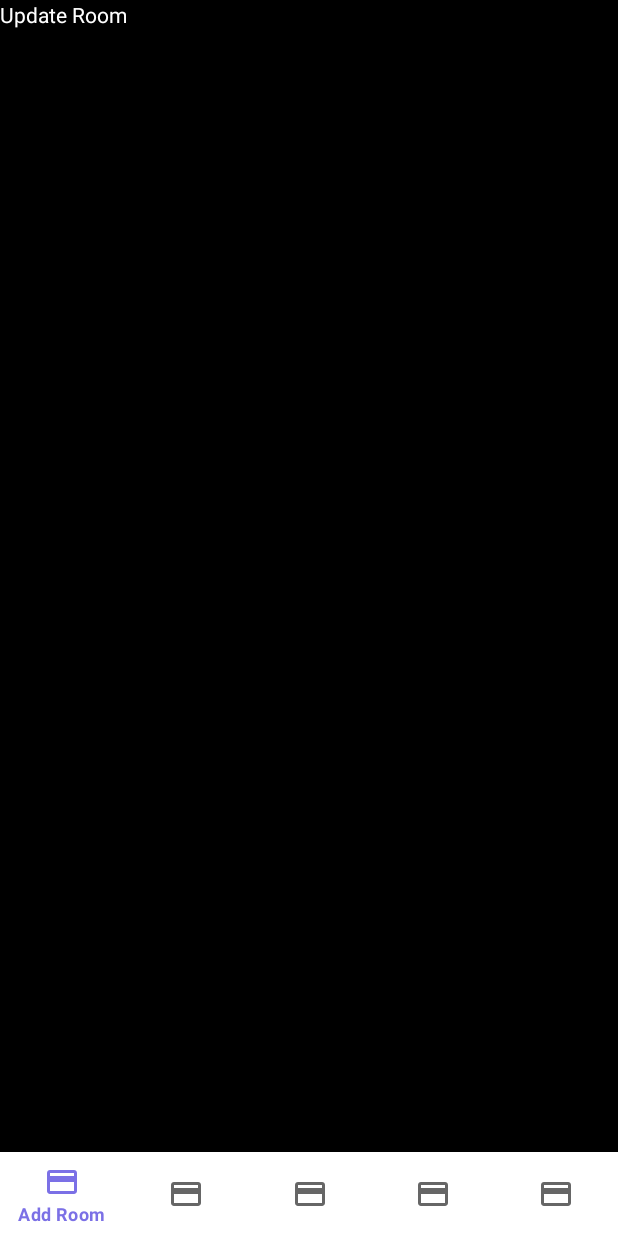
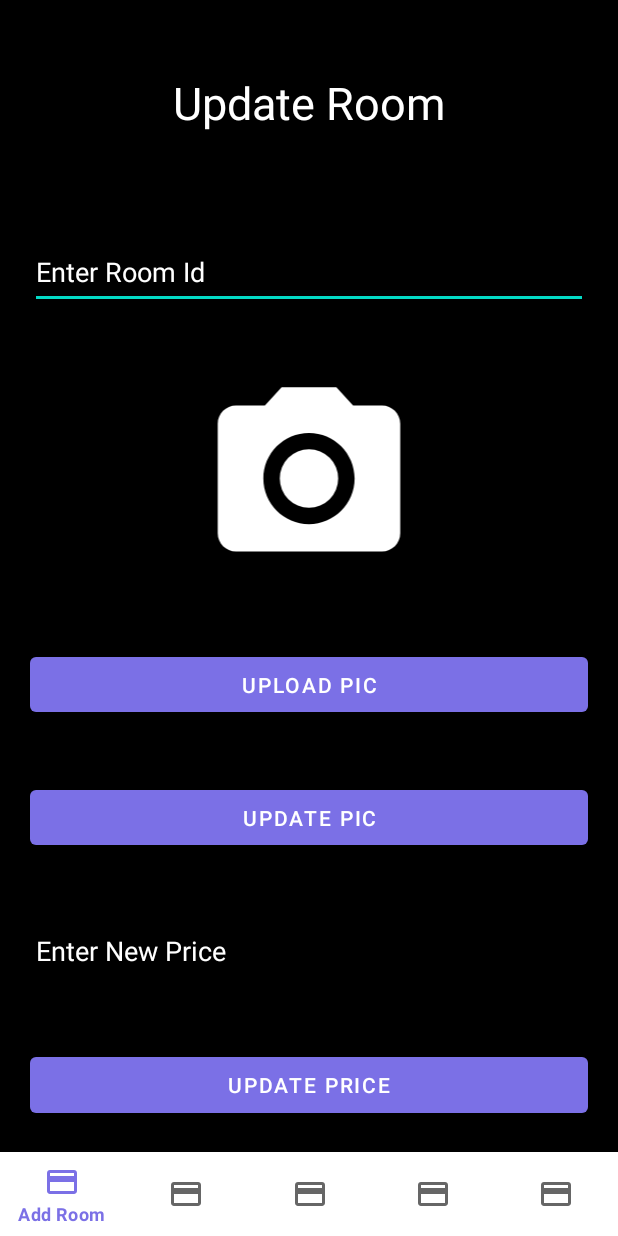
Before and after one commit to ShahabBngsh/HotelManagementApp, an Android app: the RoomUpdateFragment screen opened directly, with no data from a screen before it, on a phone screen of 412 x 824 dp. Run offline under Robolectric (Android 15) with nearby library versions, the phone set to English and light mode, and no system bars; our stand-ins replace Firebase (no records; nobody signed in at launch, a user with empty details on screens opened directly).

Commit message:
Update Room, price updation complete, now working on pic update

```diff
--- a/app/src/main/java/com/shahab/hms/RoomUpdateFragment.java
+++ b/app/src/main/java/com/shahab/hms/RoomUpdateFragment.java
@@ -2,11 +2,21 @@ package com.shahab.hms;
 
 import android.os.Bundle;
 
+import androidx.annotation.NonNull;
 import androidx.fragment.app.Fragment;
 
 import android.view.LayoutInflater;
 import android.view.View;
 import android.view.ViewGroup;
+import android.widget.Button;
+import android.widget.EditText;
+import android.widget.Toast;
+
+import com.google.firebase.database.DataSnapshot;
+import com.google.firebase.database.DatabaseError;
+import com.google.firebase.database.DatabaseReference;
+import com.google.firebase.database.FirebaseDatabase;
+import com.google.firebase.database.ValueEventListener;
 
 /**
  * A simple {@link Fragment} subclass.
@@ -14,7 +24,10 @@ import android.view.ViewGroup;
  * create an instance of this fragment.
  */
 public class RoomUpdateFragment extends Fragment {
-
+    Button updatePrice, uploadPic, updatePic;
+    EditText roomId, newPrice;
+    DatabaseReference showRoomReference;
+    FirebaseDatabase database;
     // TODO: Rename parameter arguments, choose names that match
     // the fragment initialization parameters, e.g. ARG_ITEM_NUMBER
     private static final String ARG_PARAM1 = "param1";
@@ -59,6 +72,40 @@ public class RoomUpdateFragment extends Fragment {
     public View onCreateView(LayoutInflater inflater, ViewGroup container,
                              Bundle savedInstanceState) {
         // Inflate the layout for this fragment
-        return inflater.inflate(R.layout.fragment_room_update, container, false);
+        View view= inflater.inflate(R.layout.fragment_room_update, container, false);
+        roomId=view.findViewById(R.id.updateRoom_roomId);
+        updatePic=view.findViewById(R.id.updateRoom_UpdatePic);
+        uploadPic=view.findViewById(R.id.updateRoom_uploadPic);
+        newPrice=view.findViewById(R.id.updateRoom_newPrice);
+        updatePrice=view.findViewById(R.id.updateRoom_updatePrice);
+
+        updatePrice.setOnClickListener(new View.OnClickListener() {
+            @Override
+            public void onClick(View v) {
+                database= FirebaseDatabase.getInstance();
+//        reference=database.getReference("Users/"+currentuser+"/Profile");
+                showRoomReference=database.getReference("Package/");
+                showRoomReference.addValueEventListener(new ValueEventListener() {
+                    @Override
+                    public void onDataChange(@NonNull DataSnapshot snapshot) {
+                        for(DataSnapshot data:snapshot.getChildren()){
+                            if(data.child("id").getValue(String.class).equals(roomId.getText().toString())){
+                                DatabaseReference mDatabase = FirebaseDatabase.getInstance().getReference("Package").child(data.getKey().toString());
+                                mDatabase.child("price").setValue(newPrice.getText().toString());
+                                Toast.makeText(getActivity(),"Price Updated",Toast.LENGTH_SHORT).show();
+                            }
+
+                        }
+                    }
+
+                    @Override
+                    public void onCancelled(@NonNull DatabaseError error) {
+
+                    }
+                });
+
+            }
+        });
+        return view;
     }
 }
--- a/app/src/main/res/layout/fragment_room_update.xml
+++ b/app/src/main/res/layout/fragment_room_update.xml
@@ -7,10 +7,75 @@
     android:background="@color/black">
 
     <!-- TODO: Update blank fragment layout -->
-    <TextView
+    <LinearLayout
         android:layout_width="match_parent"
         android:layout_height="match_parent"
-        android:text="Update Room"
-        android:textColor="@color/white"/>
+        android:weightSum="10"
+        android:orientation="vertical">
+        <TextView
+            android:layout_margin="20dp"
+
+            android:layout_width="match_parent"
+            android:layout_height="0dp"
+            android:layout_weight="2"
+            android:text="Update Room"
+            android:textColor="@color/white"
+            android:textSize="30dp"
+            android:gravity="center">
+        </TextView>
+        <EditText
+            android:layout_margin="20dp"
+            android:id="@+id/updateRoom_roomId"
+            android:layout_width="match_parent"
+            android:layout_height="0dp"
+            android:layout_weight="1"
+            android:hint="Enter Room Id"
+            android:textColorHint="@color/white"
+            android:textColor="@color/white">
+        </EditText>
+        <ImageView
+            android:layout_margin="20dp"
+            android:id="@+id/updateRoom_image"
+            android:layout_width="match_parent"
+            android:layout_height="0dp"
+            android:layout_weight="3"
+            android:src="@drawable/camera">
+        </ImageView>
+        <Button
+            android:layout_margin="20dp"
+            android:id="@+id/updateRoom_uploadPic"
+            android:layout_width="match_parent"
+            android:layout_height="0dp"
+            android:layout_weight="1"
+            android:text="Upload Pic"
+            android:textColor="@color/white"/>
+        <Button
+            android:layout_margin="20dp"
+            android:id="@+id/updateRoom_UpdatePic"
+            android:layout_width="match_parent"
+            android:layout_height="0dp"
+            android:layout_weight="1"
+            android:text="Update Pic"
+            android:textColor="@color/white"/>
+        <EditText
+            android:layout_margin="20dp"
+            android:id="@+id/updateRoom_newPrice"
+            android:layout_width="match_parent"
+            android:layout_height="0dp"
+            android:layout_weight="1"
+            android:hint="Enter New Price"
+            android:textColorHint="@color/white"
+            android:textColor="@color/white">
+        </EditText>
+        <Button
+            android:layout_margin="20dp"
+
+            android:id="@+id/updateRoom_updatePrice"
+            android:layout_width="match_parent"
+            android:layout_height="0dp"
+            android:layout_weight="1"
+            android:text="Update Price"
+            android:textColor="@color/white"/>
+    </LinearLayout>
 
 </FrameLayout>
```
